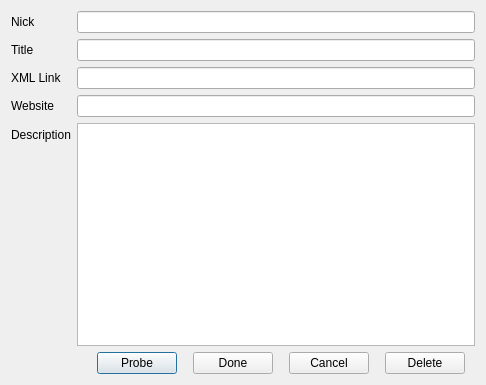
Old version of the form ui/feededit.ui in the repository berndhs/drss.
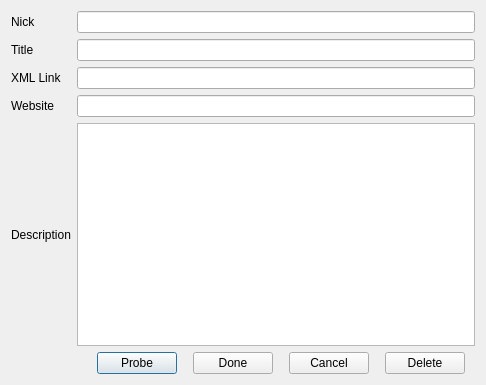
New version of the form.

Commit message: form layout behaves differently with qt4.6.1, but grid looks ok for this one

```diff
--- a/ui/feededit.ui
+++ b/ui/feededit.ui
@@ -13,14 +13,17 @@
   <property name="windowTitle">
    <string>Edit Feed</string>
   </property>
-  <layout class="QGridLayout" name="gridLayout_2">
-   <item row="0" column="0">
     <layout class="QGridLayout" name="gridLayout">
-     <property name="sizeConstraint">
-      <enum>QLayout::SetNoConstraint</enum>
-     </property>
      <item row="0" column="0">
-      <layout class="QFormLayout" name="editItems">
+    <widget class="QLabel" name="nickLabel">
+     <property name="text">
+      <string>Nick</string>
+     </property>
+    </widget>
+   </item>
+   <item row="0" column="1">
+    <widget class="QLineEdit" name="nickLineEdit"/>
+   </item>
        <item row="1" column="0">
         <widget class="QLabel" name="titleLabel">
          <property name="text">
@@ -57,16 +60,6 @@
        <item row="3" column="1">
         <widget class="QLineEdit" name="websiteLineEdit"/>
        </item>
-       <item row="0" column="0">
-        <widget class="QLabel" name="nickLabel">
-         <property name="text">
-          <string>Nick</string>
-         </property>
-        </widget>
-       </item>
-       <item row="0" column="1">
-        <widget class="QLineEdit" name="nickLineEdit"/>
-       </item>
        <item row="4" column="0">
         <widget class="QLabel" name="descriptionLabel">
          <property name="text">
@@ -77,9 +70,7 @@
        <item row="4" column="1">
         <widget class="QTextEdit" name="descriptionLineEdit"/>
        </item>
-      </layout>
-     </item>
-     <item row="1" column="0">
+   <item row="5" column="0" colspan="2">
       <layout class="QHBoxLayout" name="horizontalLayout">
        <item>
         <widget class="QLabel" name="loadStatus">
@@ -160,8 +151,6 @@
           <bool>false</bool>
          </property>
         </widget>
-       </item>
-      </layout>
      </item>
     </layout>
    </item>
```
Lines whose indentation alone changed are shown as unchanged.
